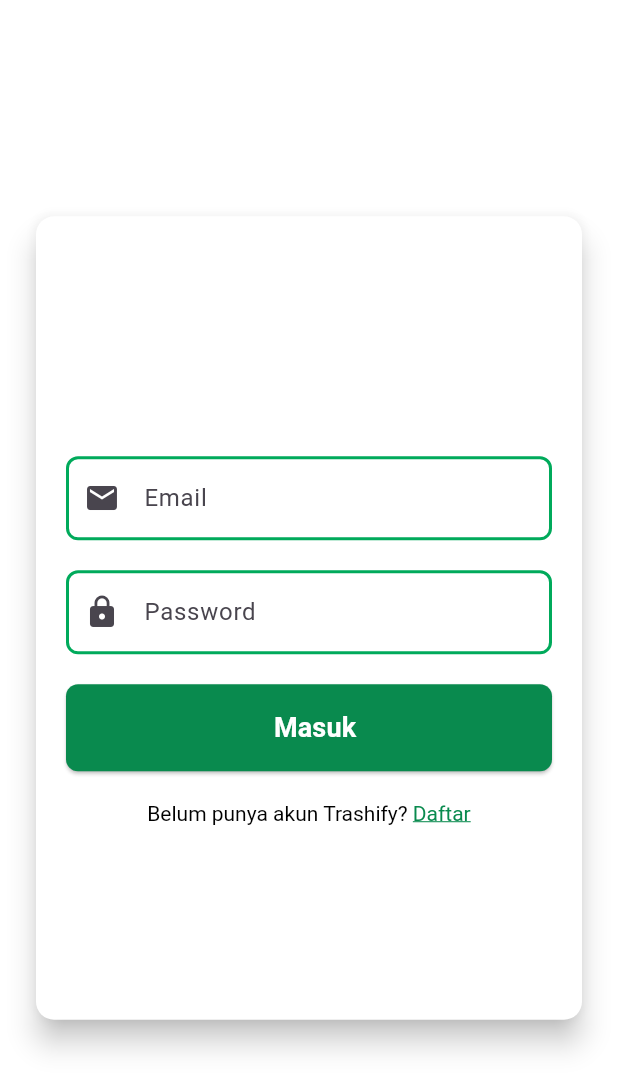
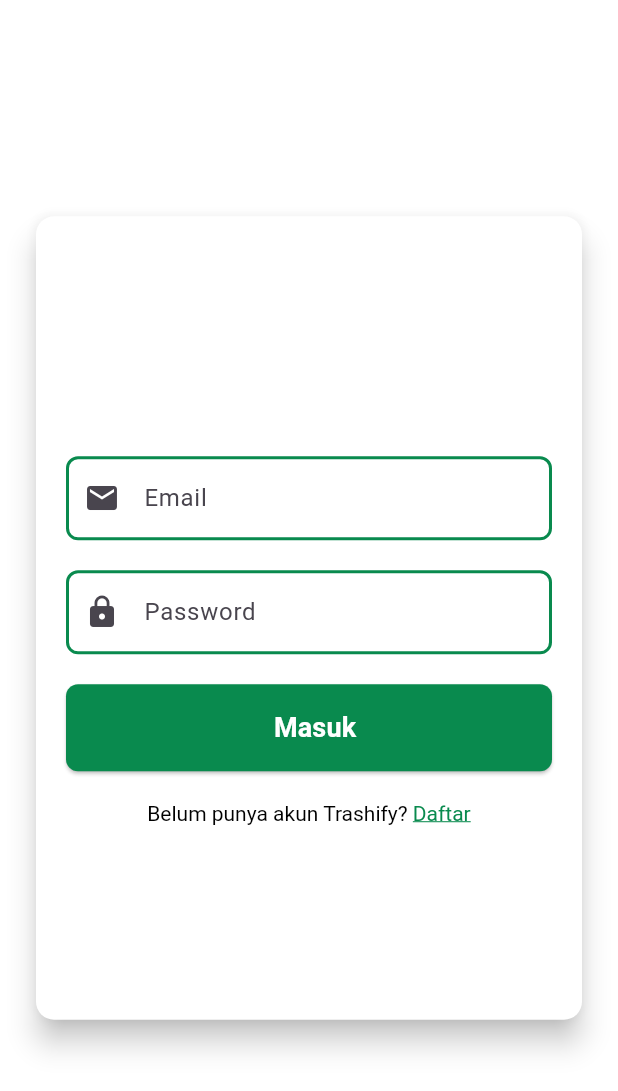
Before and after one commit to ErlanggaPuthen/PAPB_Trashify, a Flutter app: the screen it shows after launch, on a phone screen of 412 x 824 dp. Shown: the top 1091 px of the screen. Run offline on Flutter 3.47's test engine with Material 3 defaults, Android fonts, the phone set to English and light mode, and no system bars; our stand-ins replace firebase_auth, firebase_core, google_fonts, image_picker; accounts and stored records are empty; Roboto replaces fonts that are missing (CarthagePro).

Commit message:
UI Login sama Register

```diff
--- a/lib/auth/login.dart
+++ b/lib/auth/login.dart
@@ -118,15 +118,15 @@ class _SignInPageState extends State<SignInPage> {
         filled: true,
         border: OutlineInputBorder(
           borderRadius: BorderRadius.circular(8.0),
-          borderSide: const BorderSide(color: Color(0xff00aa5b), width: 2.0), // Border saat tidak fokus
+          borderSide: const BorderSide(color: Color(0xff098A4E), width: 2.0), // Border saat tidak fokus
         ),
         focusedBorder: OutlineInputBorder(
           borderRadius: BorderRadius.circular(8.0),
-          borderSide: const BorderSide(color: Color(0xff00aa5b), width: 2.0), // Border saat fokus
+          borderSide: const BorderSide(color: Color(0xff098A4E), width: 2.0), // Border saat fokus
         ),
         enabledBorder: OutlineInputBorder(
           borderRadius: BorderRadius.circular(8.0),
-          borderSide: const BorderSide(color: Color(0xff00aa5b), width: 2.0), // Border saat di-enable
+          borderSide: const BorderSide(color: Color(0xff098A4E), width: 2.0), // Border saat di-enable
         ),
         prefixIcon: const Icon(Icons.email),
       ),
@@ -150,15 +150,15 @@ class _SignInPageState extends State<SignInPage> {
         filled: true,
         border: OutlineInputBorder(
           borderRadius: BorderRadius.circular(8.0),
-          borderSide: const BorderSide(color: Color(0xff00aa5b), width: 2.0), // Border saat tidak fokus
+          borderSide: const BorderSide(color: Color(0xff098A4E), width: 2.0), // Border saat tidak fokus
         ),
         focusedBorder: OutlineInputBorder(
           borderRadius: BorderRadius.circular(8.0),
-          borderSide: const BorderSide(color: Color(0xff00aa5b), width: 2.0), // Border saat fokus
+          borderSide: const BorderSide(color: Color(0xff098A4E), width: 2.0), // Border saat fokus
         ),
         enabledBorder: OutlineInputBorder(
           borderRadius: BorderRadius.circular(8.0),
-          borderSide: const BorderSide(color: Color(0xff00aa5b), width: 2.0), // Border saat di-enable
+          borderSide: const BorderSide(color: Color(0xff098A4E), width: 2.0), // Border saat di-enable
         ),
         prefixIcon: const Icon(Icons.lock),
       ),
--- a/lib/auth/register.dart
+++ b/lib/auth/register.dart
@@ -142,7 +142,7 @@ class _SignUpPageState extends State<SignUpPage> {
         ),
         focusedBorder: OutlineInputBorder(
           borderRadius: BorderRadius.circular(8.0),
-          borderSide: const BorderSide(color: Color(0xff00aa5b), width: 2.0), // Border saat fokus
+          borderSide: const BorderSide(color: Color(0xff098A4E), width: 2.0), // Border saat fokus
         ),
         enabledBorder: OutlineInputBorder(
           borderRadius: BorderRadius.circular(8.0),
@@ -173,7 +173,7 @@ class _SignUpPageState extends State<SignUpPage> {
         ),
         focusedBorder: OutlineInputBorder(
           borderRadius: BorderRadius.circular(8.0),
-          borderSide: const BorderSide(color: Color(0xff00aa5b), width: 2.0), // Border saat fokus
+          borderSide: const BorderSide(color: Color(0xff098A4E), width: 2.0), // Border saat fokus
         ),
         enabledBorder: OutlineInputBorder(
           borderRadius: BorderRadius.circular(8.0),
@@ -204,7 +204,7 @@ class _SignUpPageState extends State<SignUpPage> {
         ),
         focusedBorder: OutlineInputBorder(
           borderRadius: BorderRadius.circular(8.0),
-          borderSide: const BorderSide(color: Color(0xff00aa5b), width: 2.0), // Border saat fokus
+          borderSide: const BorderSide(color: Color(0xff098A4E), width: 2.0), // Border saat fokus
         ),
         enabledBorder: OutlineInputBorder(
           borderRadius: BorderRadius.circular(8.0),
```
